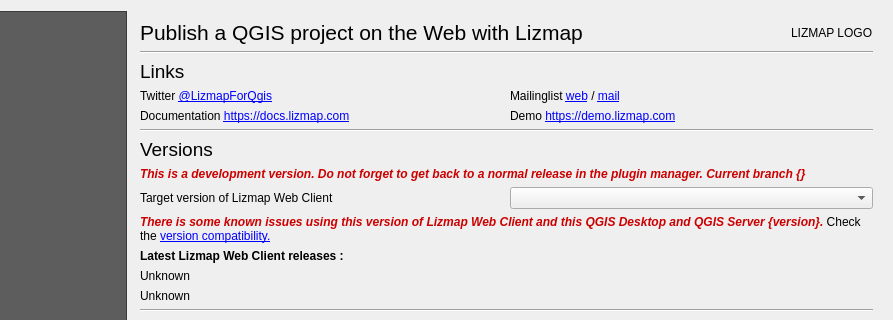
Before: the Qt Designer form lizmap/resources/ui/ui_lizmap.ui in 3liz/lizmap-plugin, drawn with Qt 5; both pictures show x 140 to 1033 and y 0 to 320 of the 1033 by 756 pixel window.
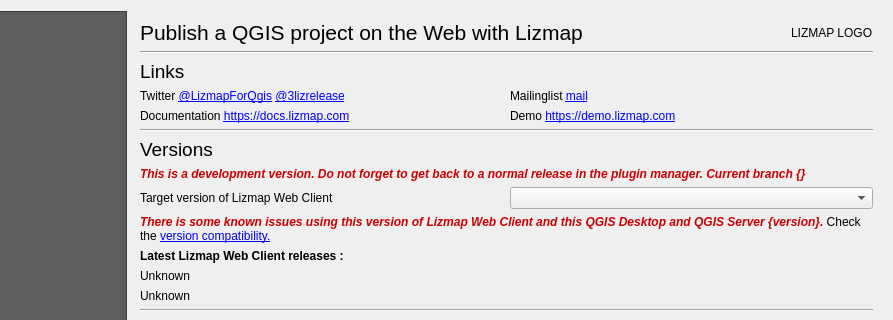
After: the same form once the commit is applied. Custom widgets are drawn as their Qt base class.

Commit message: UX - Update Twitter links and remove Nabble link, it has been removed

Diff of the .ui file:
```diff
--- a/lizmap/resources/ui/ui_lizmap.ui
+++ b/lizmap/resources/ui/ui_lizmap.ui
@@ -310,7 +310,7 @@
              <item row="0" column="0">
               <widget class="QLabel" name="label_26">
                <property name="text">
-                <string notr="true">&lt;html&gt;&lt;head/&gt;&lt;body&gt;&lt;p&gt;Twitter &lt;a href=&quot;https://twitter.com/LizmapForQgis&quot;&gt;&lt;span style=&quot; text-decoration: underline; color:#0000ff;&quot;&gt;@LizmapForQgis&lt;/span&gt;&lt;/a&gt;&lt;/p&gt;&lt;/body&gt;&lt;/html&gt;</string>
+                <string notr="true">&lt;html&gt;&lt;head/&gt;&lt;body&gt;&lt;p&gt;Twitter &lt;a href=&quot;https://twitter.com/LizmapForQgis&quot;&gt;&lt;span style=&quot; text-decoration: underline; color:#0000ff;&quot;&gt;@LizmapForQgis&lt;/span&gt;&lt;/a&gt; &lt;a href=&quot;https://twitter.com/3lizrelease&quot;&gt;&lt;span style=&quot; text-decoration: underline; color:#0000ff;&quot;&gt;@3lizrelease&lt;/span&gt;&lt;/a&gt;&lt;/p&gt;&lt;/body&gt;&lt;/html&gt;</string>
                </property>
                <property name="openExternalLinks">
                 <bool>true</bool>
@@ -320,7 +320,7 @@
              <item row="0" column="1">
               <widget class="QLabel" name="label_27">
                <property name="text">
-                <string>&lt;html&gt;&lt;head/&gt;&lt;body&gt;&lt;p&gt;Mailinglist &lt;a href=&quot;http://osgeo-org.1560.x6.nabble.com/Lizmap-f5416555.html&quot;&gt;&lt;span style=&quot; text-decoration: underline; color:#0000ff;&quot;&gt;web&lt;/span&gt;&lt;/a&gt; / &lt;a href=&quot;https://lists.osgeo.org/mailman/listinfo/lizmap&quot;&gt;&lt;span style=&quot; text-decoration: underline; color:#0000ff;&quot;&gt;mail&lt;/span&gt;&lt;/a&gt;&lt;/p&gt;&lt;/body&gt;&lt;/html&gt;</string>
+                <string>&lt;html&gt;&lt;head/&gt;&lt;body&gt;&lt;p&gt;Mailinglist &lt;a href=&quot;https://lists.osgeo.org/mailman/listinfo/lizmap&quot;&gt;&lt;span style=&quot; text-decoration: underline; color:#0000ff;&quot;&gt;mail&lt;/span&gt;&lt;/a&gt;&lt;/p&gt;&lt;/body&gt;&lt;/html&gt;</string>
                </property>
                <property name="openExternalLinks">
                 <bool>true</bool>
```
